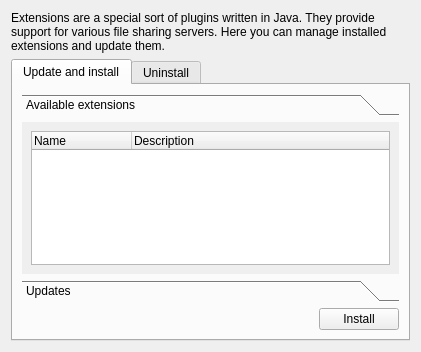
First picture: the form in src/engines/SettingsJavaPluginForm.ui, repository LubosD/fatrat, before the edit.
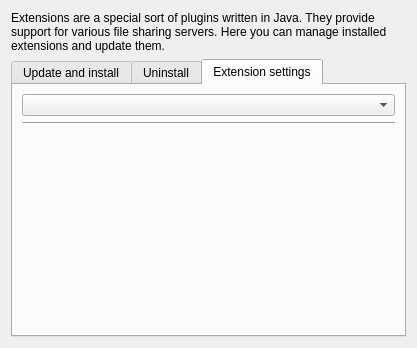
Second picture: the form after the edit. The open tabs and pages were chosen to show the change.

Commit message: Very basic support for Java extension config dialogs

The edit to the form file:
```diff
--- a/src/engines/SettingsJavaPluginForm.ui
+++ b/src/engines/SettingsJavaPluginForm.ui
@@ -6,8 +6,8 @@
    <rect>
     <x>0</x>
     <y>0</y>
-    <width>421</width>
-    <height>352</height>
+    <width>417</width>
+    <height>348</height>
    </rect>
   </property>
   <property name="windowTitle">
@@ -44,8 +44,8 @@
            <rect>
             <x>0</x>
             <y>0</y>
-            <width>393</width>
-            <height>164</height>
+            <width>389</width>
+            <height>162</height>
            </rect>
           </property>
           <attribute name="label">
@@ -201,6 +201,33 @@
        </item>
       </layout>
      </widget>
+     <widget class="QWidget" name="tab_3">
+      <attribute name="title">
+       <string>Extension settings</string>
+      </attribute>
+      <layout class="QGridLayout" name="gridLayout_6">
+       <item row="0" column="0">
+        <widget class="QComboBox" name="comboSettingsPages"/>
+       </item>
+       <item row="1" column="0">
+        <widget class="Line" name="line">
+         <property name="orientation">
+          <enum>Qt::Horizontal</enum>
+         </property>
+        </widget>
+       </item>
+       <item row="2" column="0">
+        <widget class="QStackedWidget" name="stackedWidget">
+         <property name="sizePolicy">
+          <sizepolicy hsizetype="Expanding" vsizetype="Expanding">
+           <horstretch>0</horstretch>
+           <verstretch>0</verstretch>
+          </sizepolicy>
+         </property>
+        </widget>
+       </item>
+      </layout>
+     </widget>
     </widget>
    </item>
   </layout>
```
Left out of the diff: 23 changed lines with no effect on the pictures. The commit also changes 22 other files.
